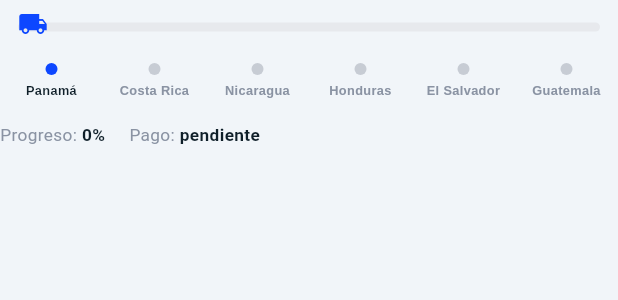
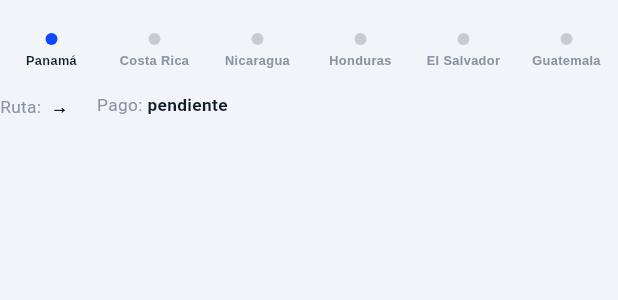
Before and after one commit to jssongr/cafehondurasmarket, a Flutter app: the CorridorTrack widget shown alone on an empty page, opened directly with empty values, on a phone screen of 412 x 824 dp. Shown: the top 300 px of the screen. Run offline on Flutter 3.47's test engine with Material 3 defaults, Android fonts, the phone set to English and light mode, and no system bars; our stand-ins replace flutter_map, geolocator, image_picker, latlong2, shared_preferences, supabase_flutter; accounts and stored records are empty.

Commit message:
Email what matters, and stop inventing trip progress
Two things that would have hurt on the first real trip.

Notifications existed only inside the app. A carrier quotes a load, the
client does not open the app, and nothing happens — in a marketplace that is
how a deal goes cold. Quotes, acceptances, secured payments and deliveries
now go out by email as well, sent from the database with pg_net on a
one-minute pg_cron pass. Chat messages are deliberately left out: they are
frequent and would bury the inbox.

The Brevo key lives in Vault, never in the code, and the job exits quietly
when it is not set — so the schedule can be in place before the key is, and
starts working by itself once it is loaded.

The second: a cron job had been adding 4% to every in-transit load every five
minutes, and the app showed that as "Progreso: 64%" with an "ETA ~4 h"
derived from it. Both numbers came from a timer, not from the truck. A truck
stopped at the border kept advancing to 95%. On a demo that looks alive; to a
client tracking real cargo it is a lie, and worse than showing nothing.

The job is gone and the screens now show what is actually known: the route,
and when the phone last reported its position. The real GPS, which the
carrier's phone sends, was never involved in the invented figure and is
untouched.

Co-Authored-By: Claude Opus 5 <noreply@anthropic.com>
Claude-Session: https://claude.ai/code/session_01NWEHGzPUaUqJWmocS8RCKy

```diff
--- a/lib/screens/admin/admin_viajes_screen.dart
+++ b/lib/screens/admin/admin_viajes_screen.dart
@@ -6,6 +6,7 @@ import '../../state/app_state.dart';
 import '../../theme/theme.dart';
 import '../../widgets/app_text_field.dart';
 import '../../widgets/carga_list_item.dart';
+import '../../widgets/badge.dart';
 import '../../widgets/empty_state.dart';
 import '../../widgets/mapa_flota.dart';
 import '../../widgets/screen.dart';
@@ -87,8 +88,10 @@ class _AdminViajesScreenState extends State<AdminViajesScreen> {
                             style: TextStyle(fontSize: 11, color: AppColors.grisM)),
                       ]),
                     ),
-                    Text('${c.progreso.round()}%',
-                        style: TextStyle(fontSize: 12.5, fontWeight: FontWeight.w700, color: AppColors.blue)),
+                    // El porcentaje que iba acá lo calculaba un temporizador,
+                    // no el camión. El estado del pago sí es un dato real y es
+                    // lo que el administrador necesita vigilar.
+                    AppBadge(tone: c.estado.value),
                   ]),
                 ),
               ),
--- a/lib/widgets/corridor_track.dart
+++ b/lib/widgets/corridor_track.dart
@@ -2,6 +2,7 @@ import 'package:flutter/material.dart';
 import '../data/constants.dart';
 import '../models/models.dart';
 import '../theme/theme.dart';
+import 'mapa_flota.dart' show frescuraGps;
 
 class CorridorTrack extends StatelessWidget {
   final Carga carga;
@@ -13,41 +14,12 @@ class CorridorTrack extends StatelessWidget {
     final di = paisIdx[carga.paisDestino] ?? 0;
     final lo = oi < di ? oi : di;
     final hi = oi > di ? oi : di;
-    final pos = oi + (di - oi) * (carga.progreso / 100);
-    final pct = (pos / (paises.length - 1)).clamp(0.0, 1.0);
-    final eta = carga.estado == EstadoCarga.enTransito ? ((100 - carga.progreso) / 10).round().clamp(1, 999) : null;
 
     return Padding(
       padding: const EdgeInsets.only(top: 8, bottom: 4),
       child: Column(
         crossAxisAlignment: CrossAxisAlignment.start,
         children: [
-          Padding(
-            padding: const EdgeInsets.symmetric(horizontal: 12),
-            child: LayoutBuilder(builder: (ctx, constraints) {
-              final w = constraints.maxWidth;
-              return SizedBox(
-                height: 20,
-                child: Stack(
-                  clipBehavior: Clip.none,
-                  children: [
-                    Positioned(
-                      top: 7, left: 0, right: 0,
-                      child: Container(height: 6, decoration: BoxDecoration(color: AppColors.gris100, borderRadius: BorderRadius.circular(3))),
-                    ),
-                    Positioned(
-                      top: 7, left: 0,
-                      child: Container(width: w * pct, height: 6, decoration: BoxDecoration(color: AppColors.blue, borderRadius: BorderRadius.circular(3))),
-                    ),
-                    Positioned(
-                      top: -2, left: (w * pct - 10).clamp(0.0, w - 20),
-                      child: Icon(Icons.local_shipping, size: 20, color: AppColors.blue),
-                    ),
-                  ],
-                ),
-              );
-            }),
-          ),
           const SizedBox(height: 14),
           Row(
             children: List.generate(paises.length, (i) {
@@ -68,8 +40,12 @@ class CorridorTrack extends StatelessWidget {
           Wrap(
             spacing: AppSpacing.lg, runSpacing: 6,
             children: [
-              _meta('Progreso: ', '${carga.progreso.round()}%'),
-              if (eta != null) _meta('ETA: ', '~$eta h'),
+              _meta('Ruta: ', '${carga.ciudadOrigen} → ${carga.ciudadDestino}'),
+              // Antes acá decía "Progreso: 64%" y "ETA ~4 h", dos números que
+              // salían de un temporizador y no de dónde estaba el camión. Un
+              // camión parado en la frontera seguía "avanzando". Lo que sí se
+              // sabe es cuándo reportó por última vez.
+              if (carga.estado == EstadoCarga.enTransito) _meta('GPS: ', frescuraGps(carga)),
               _meta('Pago: ', carga.pago.estado.value),
             ],
           ),
```
